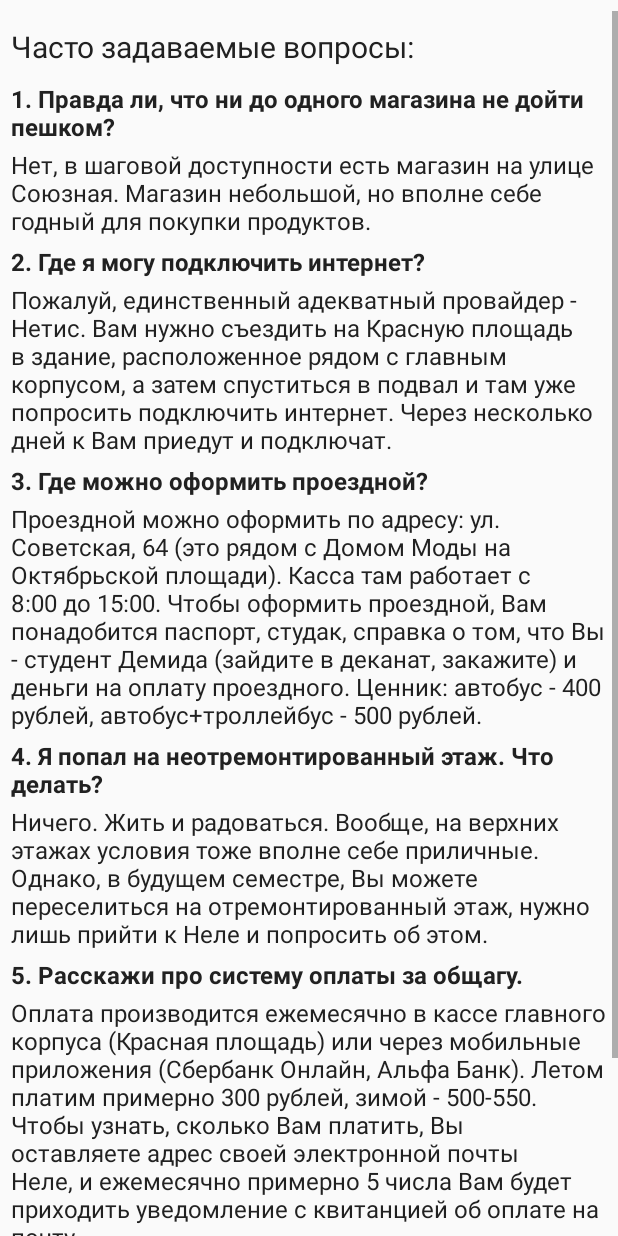
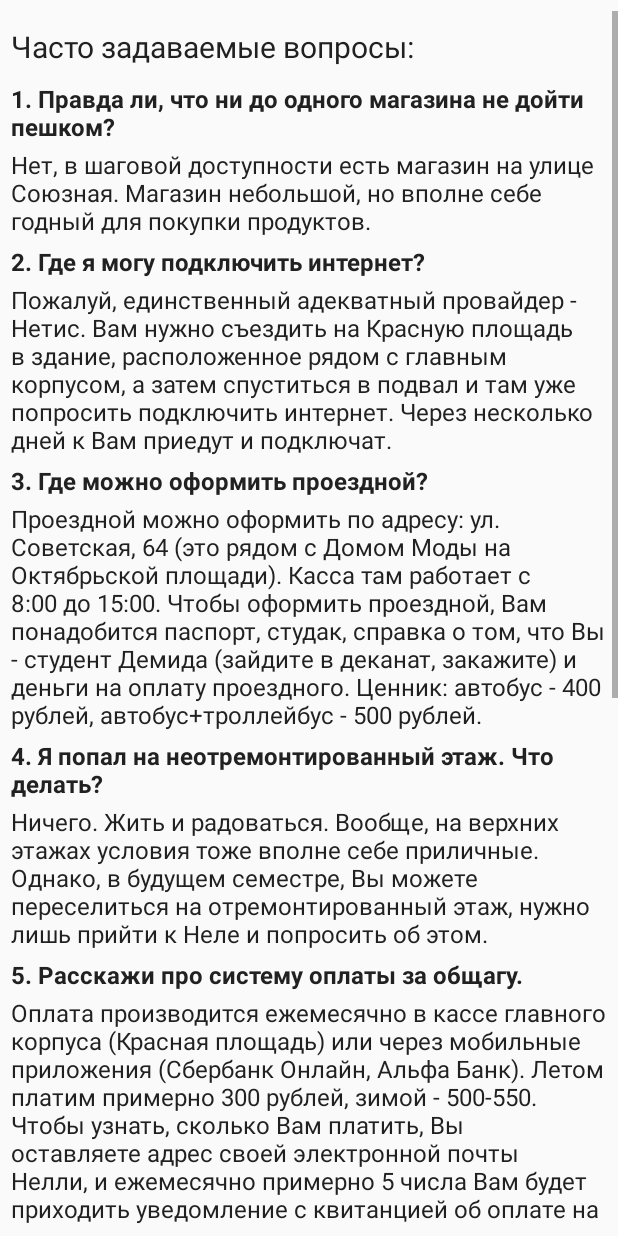
Before and after one commit to NikiZ97/SimpleCityGuide, an Android app: the layout fragment_faq.xml on its own in the app's theme, with its tools: preview values and no code run, on a phone screen of 412 x 824 dp. Run offline under Robolectric (Android 15) with nearby library versions, the phone set to English and light mode, and no system bars.

Commit message:
added faq

```diff
--- a/app/src/main/java/com/nikita/firststep/activity/activity/activity/BusScheduleActivity.java
+++ b/app/src/main/java/com/nikita/firststep/activity/activity/activity/BusScheduleActivity.java
@@ -87,7 +87,7 @@ public class BusScheduleActivity extends AppCompatActivity {
     }
 
     private void loadImage() {
-        Glide.with(getApplicationContext()).load(R.drawable.marshrutka)
+        Glide.with(getApplicationContext()).load(R.drawable.cover_backdrop)
                 .thumbnail(0.5f)
                 .crossFade()
                 .diskCacheStrategy(DiskCacheStrategy.ALL)
--- a/app/src/main/java/com/nikita/firststep/activity/activity/fragment/BarbershopFragment.java
+++ b/app/src/main/java/com/nikita/firststep/activity/activity/fragment/BarbershopFragment.java
@@ -83,7 +83,7 @@ public class BarbershopFragment extends ObjectsFragment {
     protected void prepareObjects() {
         objectList = new ArrayList<>();
         objectList.add(YaroslavlObject.newBuilder()
-                .setName("Big Bro").setDistance(2.3)
+                .setName("Big Bro").setDistance(2.8)
                 .setLatitude(57.628782).setLongitude(39.887152)
                 .setTimeToGo("ехать примерно 25-30 минут").setImage(R.drawable.bigbro)
                 .setTabs(R.color.bigbro_tabs).setTheme(R.style.AppTheme_BigBro)
@@ -95,7 +95,7 @@ public class BarbershopFragment extends ObjectsFragment {
                 .setCategory("barber").setLocation(getString(R.string.bigbro_location_text))
                 .build());
         objectList.add(YaroslavlObject.newBuilder()
-                .setName("Индиго").setDistance(2.3)
+                .setName("Индиго").setDistance(3.7)
                 .setLatitude(57.649324).setLongitude(39.966945)
                 .setTimeToGo("ехать примерно 30-40 минут").setImage(R.drawable.indigo)
                 .setTabs(R.color.indigo_tabs).setTheme(R.style.AppTheme_Indigo)
@@ -107,7 +107,7 @@ public class BarbershopFragment extends ObjectsFragment {
                 .setCategory("barber").setLocation(getString(R.string.bigbro_location_text))
                 .build());
         objectList.add(YaroslavlObject.newBuilder()
-                .setName("Chop-Chop").setDistance(2.6)
+                .setName("Chop-Chop").setDistance(2.3)
                 .setLatitude(57.624091).setLongitude(39.893786)
                 .setTimeToGo("ехать примерно 45-50 минут").setImage(R.drawable.chop_chop)
                 .setTabs(R.color.chop_tabs).setTheme(R.style.AppTheme_Chop)
--- a/app/src/main/java/com/nikita/firststep/activity/activity/fragment/CinemaFragment.java
+++ b/app/src/main/java/com/nikita/firststep/activity/activity/fragment/CinemaFragment.java
@@ -120,7 +120,7 @@ public class CinemaFragment extends ObjectsFragment {
                 .setCategory("cinema").setLocation(getString(R.string.yarkiy_location_text))
                 .build());
         mObjectList.add(YaroslavlObject.newBuilder()
-                .setName("Синема-Стар").setDistance(7.3)
+                .setName("Синема-Стар").setDistance(7.8)
                 .setLatitude(57.670333).setLongitude(39.838551)
                 .setTimeToGo("ехать примерно 40-45 минут").setImage(R.drawable.cinema_star)
                 .setTabs(R.color.cinema_star_tabs).setTheme(R.style.AppTheme_CinemaStar)
--- a/app/src/main/java/com/nikita/firststep/activity/activity/fragment/ClubsFragment.java
+++ b/app/src/main/java/com/nikita/firststep/activity/activity/fragment/ClubsFragment.java
@@ -82,7 +82,7 @@ public class ClubsFragment extends ObjectsFragment {
     protected void prepareObjects() {
         objectList = new ArrayList<>();
         objectList.add(YaroslavlObject.newBuilder()
-                .setName("Мёд").setDistance(3.4)
+                .setName("Мёд").setDistance(1.9)
                 .setLatitude(57.621084).setLongitude(39.899989)
                 .setTimeToGo("ехать примерно 35-40 минут").setImage(R.drawable.med)
                 .setTabs(R.color.med_tabs).setTheme(R.style.AppTheme_Med)
@@ -94,7 +94,7 @@ public class ClubsFragment extends ObjectsFragment {
                 .setCategory("club").setLocation(getString(R.string.med_location_text))
                 .build());
         objectList.add(YaroslavlObject.newBuilder()
-                .setName("Горка").setDistance(4.1)
+                .setName("Горка").setDistance(2.9)
                 .setLatitude(57.630927).setLongitude(39.887097)
                 .setTimeToGo("ехать примерно 20-25 минут").setImage(R.drawable.gorka)
                 .setTabs(R.color.gorka_tabs).setTheme(R.style.AppTheme_Gorka)
--- a/app/src/main/java/com/nikita/firststep/activity/activity/fragment/StadiumFragment.java
+++ b/app/src/main/java/com/nikita/firststep/activity/activity/fragment/StadiumFragment.java
@@ -83,7 +83,7 @@ public class StadiumFragment extends ObjectsFragment {
     protected void prepareObjects() {
         objectList = new ArrayList<>();
         objectList.add(YaroslavlObject.newBuilder()
-                .setName("Шинник").setDistance(4.2)
+                .setName("Шинник").setDistance(3.9)
                 .setLatitude(57.628856).setLongitude(39.866541)
                 .setTimeToGo("ехать примерно 35-40 минут").setImage(R.drawable.shinnik)
                 .setTabs(R.color.shinnik_tabs).setTheme(R.style.AppTheme_Shinnik)
@@ -95,7 +95,7 @@ public class StadiumFragment extends ObjectsFragment {
                 .setCategory("stadium").setLocation(getString(R.string.arena_location_text))
                 .build());
         objectList.add(YaroslavlObject.newBuilder()
-                .setName("Арена").setDistance(6.3)
+                .setName("Арена").setDistance(6.2)
                 .setLatitude(57.588692).setLongitude(39.847660)
                 .setTimeToGo("ехать примерно 50 минут - 1ч.5м.").setImage(R.drawable.arena)
                 .setTabs(R.color.arena_tabs).setTheme(R.style.AppTheme_Arena)
--- a/app/src/main/res/layout/fragment_faq.xml
+++ b/app/src/main/res/layout/fragment_faq.xml
@@ -3,6 +3,7 @@
     android:layout_height="match_parent"
     android:orientation="vertical"
     android:layout_marginTop="7dp"
+    android:layout_marginBottom="7dp"
     xmlns:android="http://schemas.android.com/apk/res/android" >
 
     <ScrollView
@@ -122,6 +123,54 @@
                 android:layout_marginTop="3dp"
                 android:textColor="@color/primary_text"
                 android:text="@string/answer_six" />
+
+            <TextView
+                android:layout_width="match_parent"
+                android:layout_height="wrap_content"
+                android:textSize="16sp"
+                android:layout_marginTop="5dp"
+                android:textColor="@color/primary_text"
+                android:textStyle="bold"
+                android:text="@string/question_seven"/>
+            <TextView
+                android:layout_width="match_parent"
+                android:layout_height="wrap_content"
+                android:textSize="16sp"
+                android:layout_marginTop="3dp"
+                android:textColor="@color/primary_text"
+                android:text="@string/answer_seven" />
+
+            <TextView
+                android:layout_width="match_parent"
+                android:layout_height="wrap_content"
+                android:textSize="16sp"
+                android:layout_marginTop="5dp"
+                android:textColor="@color/primary_text"
+                android:textStyle="bold"
+                android:text="@string/question_eight"/>
+            <TextView
+                android:layout_width="match_parent"
+                android:layout_height="wrap_content"
+                android:textSize="16sp"
+                android:layout_marginTop="3dp"
+                android:textColor="@color/primary_text"
+                android:text="@string/answer_eight" />
+
+            <TextView
+                android:layout_width="match_parent"
+                android:layout_height="wrap_content"
+                android:textSize="16sp"
+                android:layout_marginTop="5dp"
+                android:textColor="@color/primary_text"
+                android:textStyle="bold"
+                android:text="@string/question_nine"/>
+            <TextView
+                android:layout_width="match_parent"
+                android:layout_height="wrap_content"
+                android:textSize="16sp"
+                android:layout_marginTop="3dp"
+                android:textColor="@color/primary_text"
+                android:text="@string/answer_nine" />
         </LinearLayout>
     </ScrollView>
 </LinearLayout>
--- a/app/src/main/res/values/strings.xml
+++ b/app/src/main/res/values/strings.xml
@@ -37,6 +37,7 @@
     <string name="image_of_shop">image of yaroslavlObject</string>
     <string name="backdrop_title_shops">Магазины</string>
     <string name="title_activity_map">Map</string>
+    <string name="bas_schedule">Расписание\n автобусов</string>
 
     <!-- Objects coordinates and description-->
     <string name="object_info_description">Тут будет информация об объекте</string>
@@ -1076,10 +1077,23 @@
     <string name="answer_five">Оплата производится ежемесячно в кассе главного корпуса (Красная площадь)
         или через мобильные приложения (Сбербанк Онлайн, Альфа Банк). Летом платим примерно 300 рублей,
         зимой - 500-550.\nЧтобы узнать, сколько Вам платить, Вы оставляете адрес
-        своей электронной почты Неле, и ежемесячно примерно 5 числа Вам будет приходить уведомление
+        своей электронной почты Нелли, и ежемесячно примерно 5 числа Вам будет приходить уведомление
         с квитанцией об оплате на почту.</string>
     <string name="question_six">6. Правда ли, что в общаге грязно?</string>
     <string name="answer_six">Нет, наша общага - одна из самых лучших в Ярославле, а может, и самая
         лучшая по части чистоты. У нас аккуратные чистые коридоры, комнаты с косметическим ремонтом
         почти на всех этажах (до 7 этажа).</string>
+    <string name="question_seven">7. У меня сломался ноутбук/телефон. Где я могу починить?</string>
+    <string name="answer_seven">Один из вариантов - компьютерный салон Комдив, расположенный на
+        улице Фурманова. Хороший салон, где Вам окажут все необходимые услуги. За подробной
+        информацией Вы можете обратиться по телефону 427-888 или зайти на сайт comdiv.ru</string>
+    <string name="question_eight">8. Мне нужна информация об общаге: почтовый индекс, адрес,
+        контактная информация.</string>
+    <string name="answer_eight">Адрес: ул. Союзная, 141\nПочтовый индекс: 150008.\nТелефон помощника
+        проректора Нелли Новомировны - 24-40-08.</string>
+    <string name="question_nine">9. Где я могу найти ближайший банкомат Сбербанка/Альфа-Банка?</string>
+    <string name="answer_nine">Самый близкий банкомат Альфа-Банка расположен в 7 корпусе в 300 метрах от
+        общаги. А еще один банкомат расположен в главном корпусе.\nЧто касается банкоматов Сбербанка,
+        то их много, но самые удобные варианты - во Флагмане на Октябрьской площади и в самом банке
+        совсем недалеко от Октябрьской площади (на пересечении улиц Республиканская и Советская).</string>
 </resources>
```
Also changed, not shown: app/src/main/java/com/nikita/firststep/activity/activity/activity/MainMenu/CategoryActivity.java (+4 -4 lines), app/src/main/java/com/nikita/firststep/activity/activity/fragment/BarsFragment.java (+4 -4 lines), app/src/main/java/com/nikita/firststep/activity/activity/fragment/FitnessFragment.java (+4 -4 lines), app/src/main/java/com/nikita/firststep/activity/activity/fragment/HookahsFragment.java (+4 -4 lines), app/src/main/res/layout/activity_bus_schedule.xml (+16 -0 lines), 1 other file.
